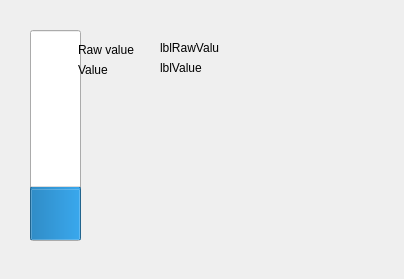
First picture: the form in openchrono/ui/calibrate.ui, repository scls19fr/openchrono, before the edit.
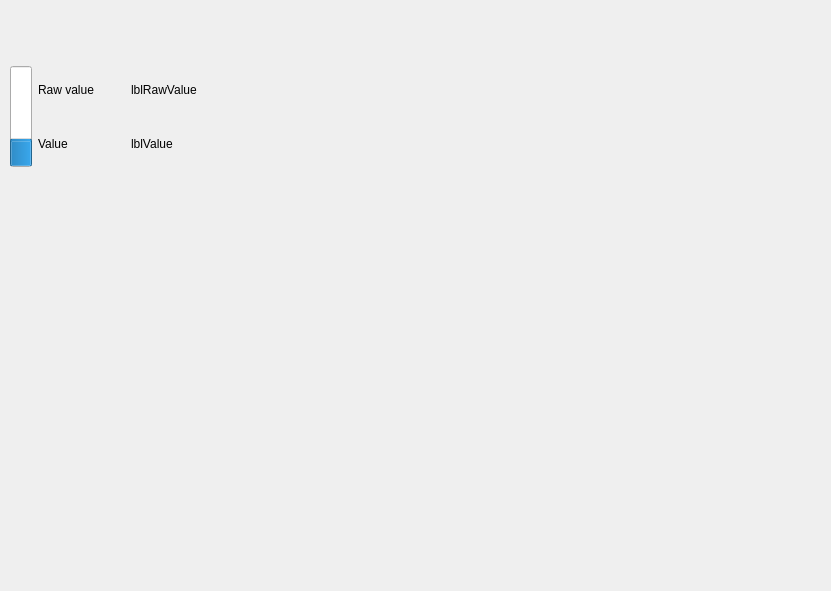
Second picture: the form after the edit.

Patch:
```diff
--- a/openchrono/ui/calibrate.ui
+++ b/openchrono/ui/calibrate.ui
@@ -6,22 +6,25 @@
    <rect>
     <x>0</x>
     <y>0</y>
-    <width>404</width>
-    <height>279</height>
+    <width>831</width>
+    <height>591</height>
    </rect>
   </property>
   <property name="windowTitle">
    <string>Form</string>
   </property>
+  <widget class="QWidget" name="">
+   <property name="geometry">
+    <rect>
+     <x>10</x>
+     <y>66</y>
+     <width>208</width>
+     <height>101</height>
+    </rect>
+   </property>
+   <layout class="QHBoxLayout" name="horizontalLayout">
+    <item>
   <widget class="QProgressBar" name="progressBar">
-   <property name="geometry">
-    <rect>
-     <x>30</x>
-     <y>30</y>
-     <width>51</width>
-     <height>211</height>
-    </rect>
-   </property>
    <property name="value">
     <number>24</number>
    </property>
@@ -35,57 +38,40 @@
     <bool>false</bool>
    </property>
   </widget>
+    </item>
+    <item>
+     <layout class="QGridLayout" name="gridLayout">
+      <item row="2" column="0">
   <widget class="QLabel" name="lblValueLabel">
-   <property name="geometry">
-    <rect>
-     <x>78</x>
-     <y>60</y>
-     <width>71</width>
-     <height>20</height>
-    </rect>
-   </property>
    <property name="text">
     <string>Value</string>
    </property>
   </widget>
+      </item>
+      <item row="1" column="0">
   <widget class="QLabel" name="lblRawValueLabel">
-   <property name="geometry">
-    <rect>
-     <x>78</x>
-     <y>40</y>
-     <width>71</width>
-     <height>20</height>
-    </rect>
-   </property>
    <property name="text">
     <string>Raw value</string>
    </property>
   </widget>
+      </item>
+      <item row="1" column="1">
   <widget class="QLabel" name="lblRawValue">
-   <property name="geometry">
-    <rect>
-     <x>160</x>
-     <y>40</y>
-     <width>59</width>
-     <height>16</height>
-    </rect>
-   </property>
    <property name="text">
     <string>lblRawValue</string>
    </property>
   </widget>
+      </item>
+      <item row="2" column="1">
   <widget class="QLabel" name="lblValue">
-   <property name="geometry">
-    <rect>
-     <x>160</x>
-     <y>60</y>
-     <width>59</width>
-     <height>16</height>
-    </rect>
-   </property>
    <property name="text">
     <string>lblValue</string>
    </property>
+       </widget>
+      </item>
+     </layout>
+    </item>
+   </layout>
   </widget>
  </widget>
  <resources/>
```
Lines whose indentation alone changed are shown as unchanged.
